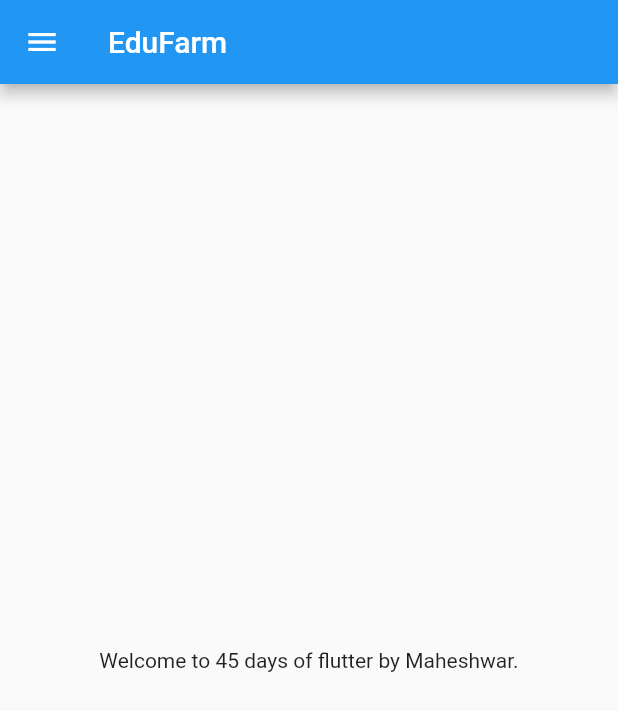
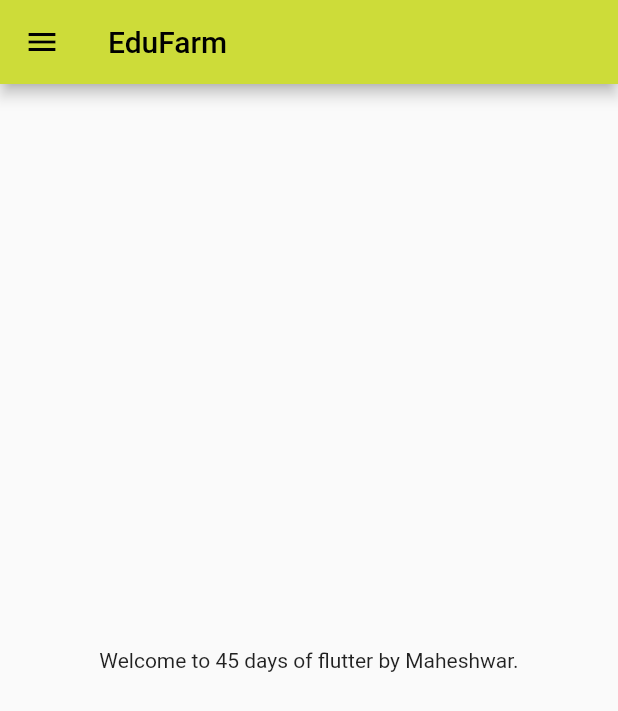
Before and after one commit to mpGit90/45-days-of-flutter, a Flutter app: the screen it shows after launch, on a phone screen of 412 x 824 dp. Shown: the top 711 px of the screen. Run offline on Flutter 3.47's test engine with Material 2 defaults, Android fonts, the phone set to English and light mode, and no system bars.

Commit message:
Day3 completed

```diff
--- a/lib/main.dart
+++ b/lib/main.dart
@@ -1,5 +1,6 @@
 import 'package:flutter/material.dart';
-import 'package:flutter_catalogue/home_page.dart';
+import 'package:flutter_catalogue/pages/login_page.dart';
+import 'pages/home_page.dart';
 
 void main() {
   runApp(MyApp());
@@ -8,7 +9,19 @@ void main() {
 class MyApp extends StatelessWidget {
   Widget build(BuildContext context) {
     return MaterialApp(
-      home: HomePage(),
+      themeMode: ThemeMode.light,
+      theme: ThemeData(
+        primarySwatch: Colors.lime,
+      ),
+      darkTheme: ThemeData(
+        brightness: Brightness.light,
+      ),
+      initialRoute: "/home",
+      routes: {
+        "/": (context) => LoginPage(),
+        "/home": (context) => HomePage(),
+        "/login": (context) => LoginPage(),
+      },
     );
   }
 }
```
Also changed, not shown: lib/pages/login_page.dart (added, +16 -0 lines), lib/pages/home_page.dart (renamed from lib/home_page.dart).
